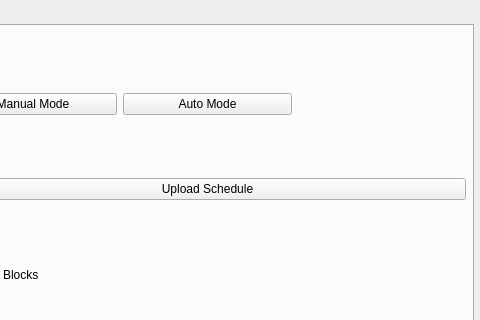
The window that CTC/CTC_UI.ui (asmithie13/ECE-1140) describes before a commit, drawn with Qt 5; both pictures show x 587 to 1067 and y 0 to 320 of the 1067 by 658 pixel window.
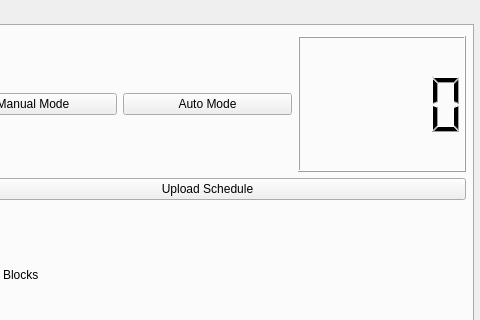
The same window after the commit.

Commit message: Attempted a clock implementation, didn't get it working.

```diff
--- a/CTC/CTC_UI.ui
+++ b/CTC/CTC_UI.ui
@@ -220,7 +220,7 @@
             </widget>
            </item>
            <item>
-            <widget class="QWidget" name="Clock" native="true"/>
+            <widget class="QLCDNumber" name="Clock"/>
            </item>
           </layout>
          </item>
```
The commit also changes 3 other files.
